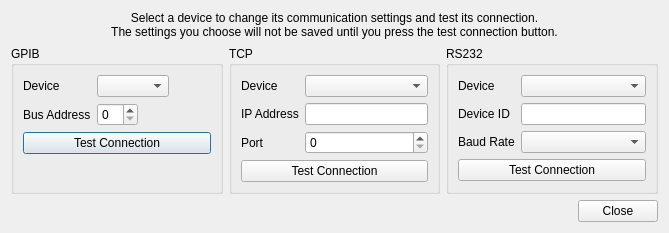
Old version of the form communicationdialog.ui in the repository kncrabtree/blackchirp.
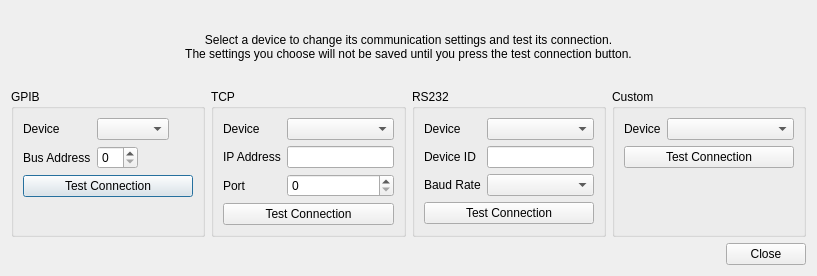
New version of the form.

Commit message: Add interface for custom instrument connections

```diff
--- a/communicationdialog.ui
+++ b/communicationdialog.ui
@@ -6,8 +6,8 @@
    <rect>
     <x>0</x>
     <y>0</y>
-    <width>669</width>
-    <height>233</height>
+    <width>817</width>
+    <height>276</height>
    </rect>
   </property>
   <property name="windowTitle">
@@ -28,7 +28,7 @@
     </widget>
    </item>
    <item>
-    <layout class="QHBoxLayout" name="horizontalLayout" stretch="1,1,1">
+    <layout class="QHBoxLayout" name="horizontalLayout" stretch="1,1,1,1">
      <item>
       <widget class="QGroupBox" name="gpibBox">
        <property name="title">
@@ -78,47 +78,47 @@
         <string>TCP</string>
        </property>
        <layout class="QFormLayout" name="formLayout">
-        <item row="1" column="0">
+        <item row="0" column="0">
          <widget class="QLabel" name="deviceLabel_2">
           <property name="text">
            <string>Device</string>
           </property>
          </widget>
         </item>
-        <item row="1" column="1">
+        <item row="0" column="1">
          <widget class="QComboBox" name="tcpDeviceComboBox"/>
         </item>
-        <item row="4" column="0" colspan="2">
-         <widget class="QPushButton" name="tcpTestButton">
-          <property name="text">
-           <string>Test Connection</string>
-          </property>
-         </widget>
-        </item>
-        <item row="2" column="0">
+        <item row="1" column="0">
          <widget class="QLabel" name="ipAddressLabel">
           <property name="text">
            <string>IP Address</string>
           </property>
          </widget>
         </item>
-        <item row="2" column="1">
+        <item row="1" column="1">
          <widget class="QLineEdit" name="ipLineEdit"/>
         </item>
-        <item row="3" column="0">
+        <item row="2" column="0">
          <widget class="QLabel" name="portLabel_3">
           <property name="text">
            <string>Port</string>
           </property>
          </widget>
         </item>
-        <item row="3" column="1">
+        <item row="2" column="1">
          <widget class="QSpinBox" name="portSpinBox">
           <property name="maximum">
            <number>2147483647</number>
           </property>
          </widget>
         </item>
+        <item row="3" column="0" colspan="2">
+         <widget class="QPushButton" name="tcpTestButton">
+          <property name="text">
+           <string>Test Connection</string>
+          </property>
+         </widget>
+        </item>
        </layout>
       </widget>
      </item>
@@ -232,6 +232,32 @@
        </layout>
       </widget>
      </item>
+     <item>
+      <widget class="QGroupBox" name="customBox">
+       <property name="title">
+        <string>Custom</string>
+       </property>
+       <layout class="QFormLayout" name="customBoxLayout">
+        <item row="0" column="0">
+         <widget class="QLabel" name="label_2">
+          <property name="text">
+           <string>Device</string>
+          </property>
+         </widget>
+        </item>
+        <item row="0" column="1">
+         <widget class="QComboBox" name="customDeviceComboBox"/>
+        </item>
+        <item row="1" column="0" colspan="2">
+         <widget class="QPushButton" name="customTestButton">
+          <property name="text">
+           <string>Test Connection</string>
+          </property>
+         </widget>
+        </item>
+       </layout>
+      </widget>
+     </item>
     </layout>
    </item>
    <item>
```
Left out of the diff: 8 changed lines with no effect on the pictures. The commit also changes 12 other files.
